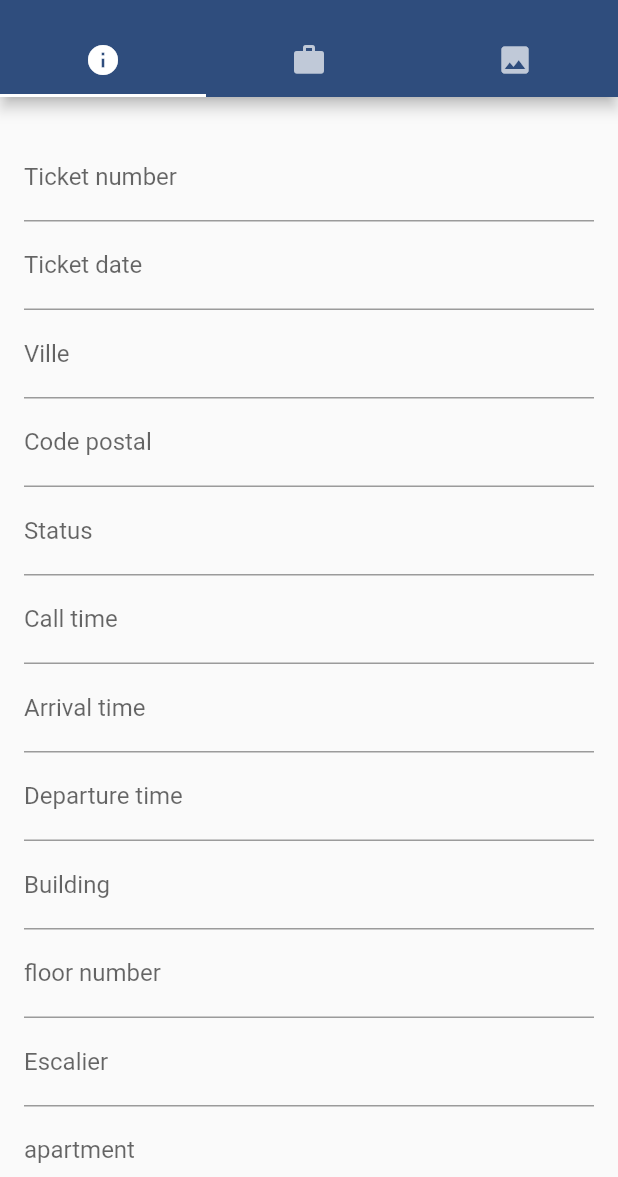
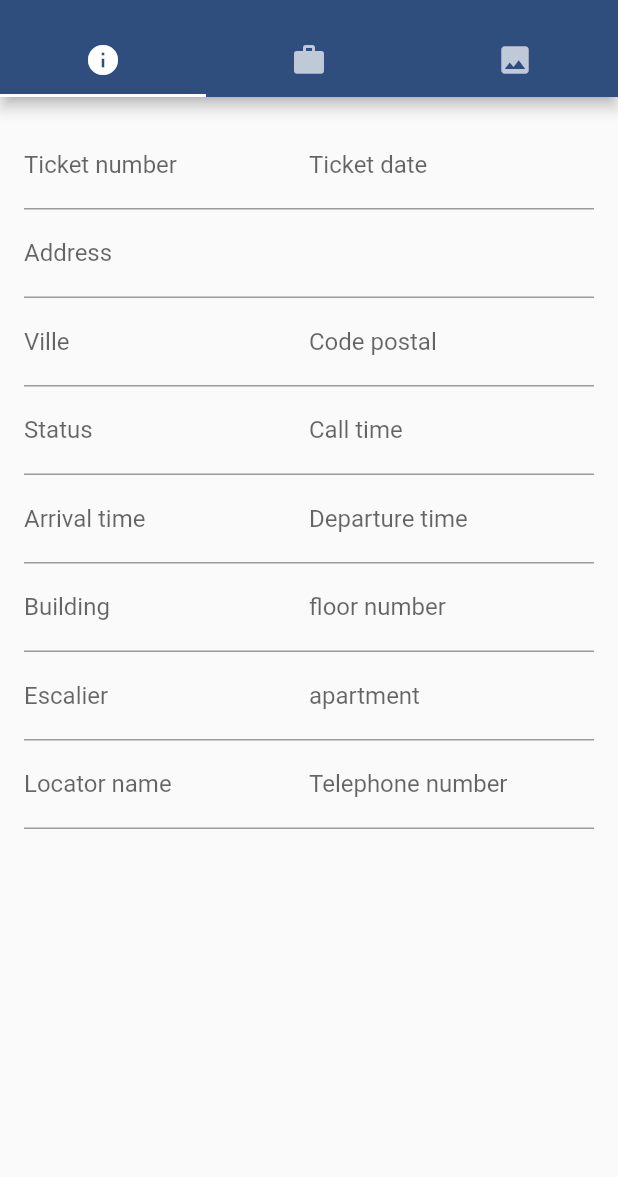
Before and after one commit to AbdulKShahid/ticketing, a Flutter app: the DetailScreen screen opened directly, on a phone screen of 412 x 824 dp, the part 59-1236 px from its top. Run offline on Flutter 3.47's test engine with Material 2 defaults, Android fonts, the phone set to English and light mode, and no system bars; our stand-ins replace cloud_firestore, connectivity, firebase_auth, firebase_core, firebase_database; accounts and stored records are empty.

```diff
--- a/lib/views/detail.dart
+++ b/lib/views/detail.dart
@@ -28,6 +28,7 @@ class _DetailScreen extends State<DetailScreen> {
   final GlobalKey<FormState> _formKey = GlobalKey<FormState>();
   TextEditingController _ticketNumberController = TextEditingController();
   TextEditingController _ticketDateController = TextEditingController();
+  TextEditingController _addressController = TextEditingController();
   TextEditingController _villeController = TextEditingController();
   TextEditingController _codePostalController = TextEditingController();
   TextEditingController _statusController = TextEditingController();
@@ -38,11 +39,16 @@ class _DetailScreen extends State<DetailScreen> {
   TextEditingController _floorNoController = TextEditingController();
   TextEditingController _escalierController = TextEditingController();
   TextEditingController _apartmentController = TextEditingController();
+  TextEditingController _locatorNameController = TextEditingController();
+  TextEditingController _telephoneController = TextEditingController();
+
+
 
   @override
   void initState() {
     _ticketNumberController = TextEditingController(text:( widget.docToEdit != null ? widget.docToEdit.data()['ticketNumber'] : ''));
     _ticketDateController = TextEditingController(text: widget.docToEdit != null ?widget.docToEdit.data()['ticketDate'] : '');
+    _addressController = TextEditingController(text: widget.docToEdit != null ?widget.docToEdit.data()['address'] : '');
     _villeController = TextEditingController(text: widget.docToEdit != null ?widget.docToEdit.data()['ville'] : '');
     _codePostalController = TextEditingController(text: widget.docToEdit != null ?widget.docToEdit.data()['codePostal'] : '');
     _statusController = TextEditingController(text: widget.docToEdit != null ?widget.docToEdit.data()['status'] : '');
@@ -54,6 +60,8 @@ class _DetailScreen extends State<DetailScreen> {
     _floorNoController = TextEditingController(text: widget.docToEdit != null ?widget.docToEdit.data()['floorNo'] : '');
     _escalierController = TextEditingController(text: widget.docToEdit != null ?widget.docToEdit.data()['escalier'] : '');
     _apartmentController = TextEditingController(text: widget.docToEdit != null ?widget.docToEdit.data()['apartment'] : '');
+    _locatorNameController = TextEditingController(text: widget.docToEdit != null ?widget.docToEdit.data()['locatorName'] : '');
+    _telephoneController = TextEditingController(text: widget.docToEdit != null ?widget.docToEdit.data()['telephone'] : '');
     super.initState();
   }
 
@@ -127,14 +135,12 @@ class _DetailScreen extends State<DetailScreen> {
     return
          Form(
           key: _formKey,
-          child: Column(
-            crossAxisAlignment: CrossAxisAlignment.start,
+          child: Wrap(
+            direction: Axis.horizontal,
             children: <Widget>[
-              Container(
-                padding: const EdgeInsets.all(4),
-                alignment: Alignment.center,
-              ),
-              TextFormField(
+              FractionallySizedBox(
+                widthFactor: 0.5,
+                child: TextFormField(
                     controller: _ticketNumberController,
                     decoration: const InputDecoration(labelText: 'Ticket number'),
                     validator: (String value) {
@@ -144,7 +150,11 @@ class _DetailScreen extends State<DetailScreen> {
                       return null;
                     },
                   ),
-              TextFormField(
+
+              ),
+              FractionallySizedBox(
+                widthFactor: 0.5,
+                child:  TextFormField(
                   controller: _ticketDateController,
                   decoration: const InputDecoration(labelText: 'Ticket date'),
                   validator: (String value) {
@@ -154,7 +164,26 @@ class _DetailScreen extends State<DetailScreen> {
                     return null;
                   },
                 ),
-              TextFormField(
+
+              ),
+
+              FractionallySizedBox(
+                widthFactor: 1,
+                child:  TextFormField(
+                  controller: _addressController,
+                  decoration: const InputDecoration(labelText: 'Address'),
+                  validator: (String value) {
+                    if (value.isEmpty) {
+                      return 'Please enter some text';
+                    }
+                    return null;
+                  },
+                ),
+
+              ),
+              FractionallySizedBox(
+                widthFactor: 0.5,
+                child:  TextFormField(
                   controller: _villeController,
                   decoration: const InputDecoration(labelText: 'Ville'),
                   validator: (String value) {
@@ -164,7 +193,11 @@ class _DetailScreen extends State<DetailScreen> {
                     return null;
                   },
                 ),
-              TextFormField(
+
+              ),
+              FractionallySizedBox(
+                widthFactor: 0.5,
+                child: TextFormField(
                   controller: _codePostalController,
                   decoration: const InputDecoration(labelText: 'Code postal'),
                   validator: (String value) {
@@ -174,7 +207,9 @@ class _DetailScreen extends State<DetailScreen> {
                     return null;
                   },
                 ),
-              TextFormField(
+              ),FractionallySizedBox(
+                widthFactor: 0.5,
+                child: TextFormField(
                   controller: _statusController,
                   decoration: const InputDecoration(labelText: 'Status'),
                   validator: (String value) {
@@ -184,7 +219,9 @@ class _DetailScreen extends State<DetailScreen> {
                     return null;
                   },
                 ),
-              TextFormField(
+              ),FractionallySizedBox(
+                widthFactor: 0.5,
+                child: TextFormField(
                   controller: _callTimeController,
                   decoration: const InputDecoration(labelText: 'Call time'),
                   validator: (String value) {
@@ -194,7 +231,10 @@ class _DetailScreen extends State<DetailScreen> {
                     return null;
                   },
                 ),
-              TextFormField(
+              ),
+              FractionallySizedBox(
+                widthFactor: 0.5,
+                child: TextFormField(
                   controller: _arrivalTimeController,
                   decoration: const InputDecoration(labelText: 'Arrival time'),
                   validator: (String value) {
@@ -204,7 +244,9 @@ class _DetailScreen extends State<DetailScreen> {
                     return null;
                   },
                 ),
-              TextFormField(
+              ),FractionallySizedBox(
+                widthFactor: 0.5,
+                child:  TextFormField(
                   controller: _departureTimeController,
                   decoration: const InputDecoration(labelText: 'Departure time'),
                   validator: (String value) {
@@ -214,7 +256,10 @@ class _DetailScreen extends State<DetailScreen> {
                     return null;
                   },
                 ),
-              TextFormField(
+              ),
+              FractionallySizedBox(
+                widthFactor: 0.5,
+                child: TextFormField(
                   controller: _buildingController,
                   decoration: const InputDecoration(labelText: 'Building'),
                   validator: (String value) {
@@ -224,7 +269,10 @@ class _DetailScreen extends State<DetailScreen> {
                     return null;
                   },
                 ),
-              TextFormField(
+              ),
+              FractionallySizedBox(
+                widthFactor: 0.5,
+                child: TextFormField(
                   controller: _floorNoController,
                   decoration: const InputDecoration(labelText: 'floor number'),
                   validator: (String value) {
@@ -234,7 +282,10 @@ class _DetailScreen extends State<DetailScreen> {
                     return null;
                   },
                 ),
-              TextFormField(
+              ),
+              FractionallySizedBox(
+                widthFactor: 0.5,
+                child: TextFormField(
                   controller: _escalierController,
                   decoration: const InputDecoration(labelText: 'Escalier'),
                   validator: (String value) {
@@ -244,7 +295,10 @@ class _DetailScreen extends State<DetailScreen> {
                     return null;
                   },
                 ),
-              TextFormField(
+              ),
+              FractionallySizedBox(
+                widthFactor: 0.5,
+                child: TextFormField(
                   controller: _apartmentController,
                   decoration: const InputDecoration(labelText: 'apartment'),
                   validator: (String value) {
@@ -253,6 +307,33 @@ class _DetailScreen extends State<DetailScreen> {
                     }
                     return null;
                   },
+                ),
+              ),
+              FractionallySizedBox(
+                widthFactor: 0.5,
+                child: TextFormField(
+                  controller: _apartmentController,
+                  decoration: const InputDecoration(labelText: 'Locator name'),
+                  validator: (String value) {
+                    if (value.isEmpty) {
+                      return 'Please enter some text';
+                    }
+                    return null;
+                  },
+                ),
+              ),
+              FractionallySizedBox(
+                widthFactor: 0.5,
+                child: TextFormField(
+                  controller: _telephoneController,
+                  decoration: const InputDecoration(labelText: 'Telephone number'),
+                  validator: (String value) {
+                    if (value.isEmpty) {
+                      return 'Please enter some text';
+                    }
+                    return null;
+                  },
+                ),
               ),
             ],
           ),
@@ -281,6 +362,7 @@ class _DetailScreen extends State<DetailScreen> {
     return {
       'ticketNumber': _ticketNumberController.text,
       'ticketDate': _ticketDateController.text,
+      'address': _addressController.text,
       'ville': _villeController.text,
       'codePostal': _codePostalController.text,
       'status': _statusController.text,
@@ -291,6 +373,8 @@ class _DetailScreen extends State<DetailScreen> {
       'floorNo': _floorNoController.text,
       'escalier': _escalierController.text,
       'apartment': _apartmentController.text,
+      'locatorName': _locatorNameController.text,
+      'telephone': _telephoneController.text,
       'creatorId': _auth.currentUser.uid,
       'createdAt': DateTime.now().millisecondsSinceEpoch,
     };
```
Lines whose indentation alone changed are shown as unchanged.
